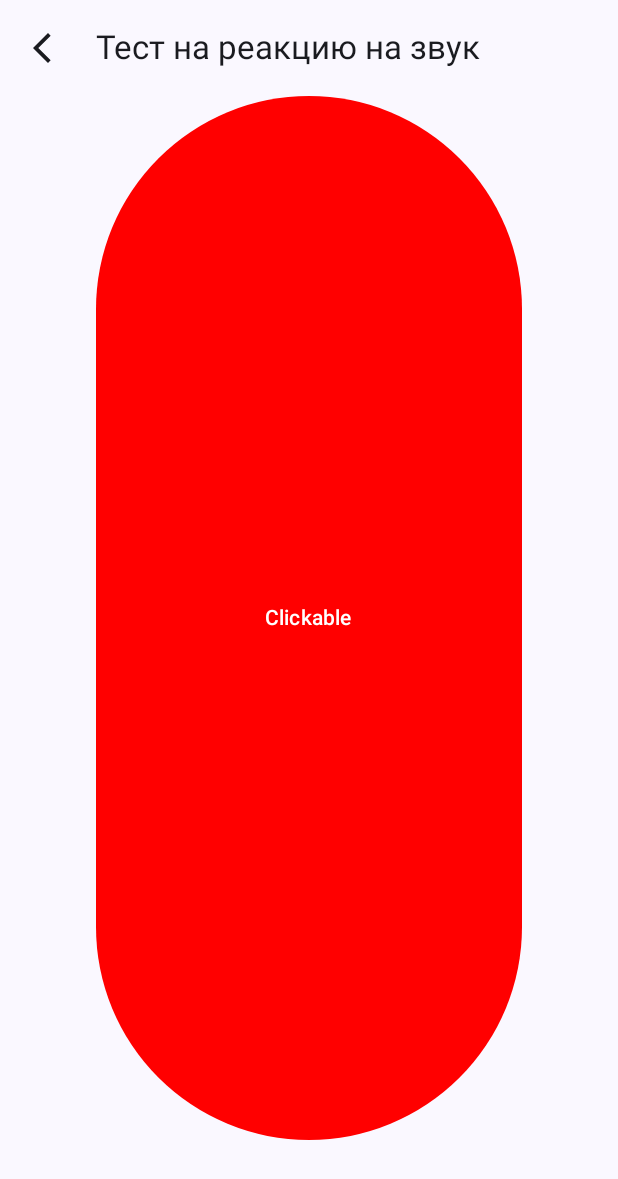
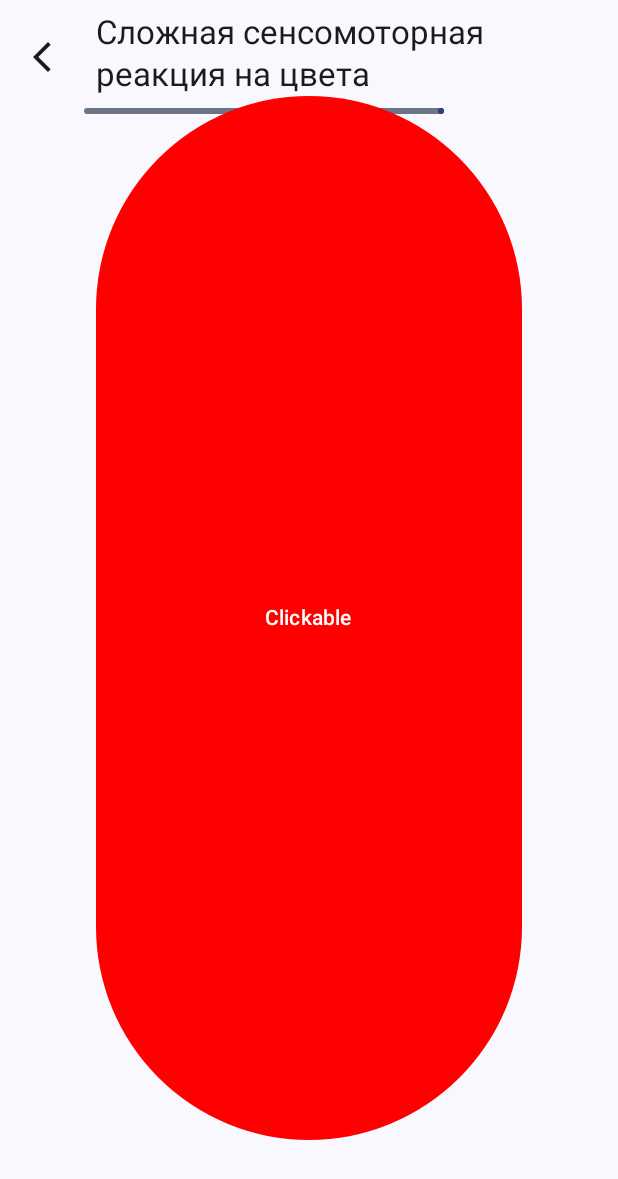
Before and after one commit to SlavaVlad/NeuroOPDV2, an Android app built with Jetpack Compose: the composable TestContainer shown on its own in the app's theme, after a tap on "Start test", on a phone screen of 412 x 824 dp. Shown: the top 1179 px of the screen. Run offline under Robolectric (Android 15) with nearby library versions, the phone set to English and light mode, and no system bars; libraries missing offline, so code that uses them is left out: retrofit2.converter.jackson; 2 statements that could not run were skipped.

Commit message:
transfer - новый тест, progress indicator

```diff
--- a/app/src/main/java/com/apu/neuroopdsmart/data/HumanTest.kt
+++ b/app/src/main/java/com/apu/neuroopdsmart/data/HumanTest.kt
@@ -7,8 +7,8 @@ import androidx.compose.foundation.layout.Column
 import androidx.compose.foundation.layout.Row
 import androidx.compose.foundation.layout.Spacer
 import androidx.compose.foundation.layout.fillMaxSize
+import androidx.compose.foundation.layout.height
 import androidx.compose.foundation.layout.padding
-import androidx.compose.foundation.layout.safeContentPadding
 import androidx.compose.foundation.layout.wrapContentHeight
 import androidx.compose.foundation.layout.wrapContentWidth
 import androidx.compose.foundation.shape.RoundedCornerShape
@@ -19,6 +19,7 @@ import androidx.compose.material3.ExperimentalMaterial3Api
 import androidx.compose.material3.FilledTonalButton
 import androidx.compose.material3.Icon
 import androidx.compose.material3.IconButton
+import androidx.compose.material3.LinearProgressIndicator
 import androidx.compose.material3.MaterialTheme
 import androidx.compose.material3.Surface
 import androidx.compose.material3.Text
@@ -40,7 +41,6 @@ import androidx.compose.ui.unit.dp
 import com.apu.neuroopdsmart.R
 import com.apu.neuroopdsmart.maketag
 import com.apu.neuroopdsmart.now
-import com.apu.neuroopdsmart.roundTo
 import com.apu.neuroopdsmart.toInt
 import java.time.Duration
 import kotlinx.coroutines.delay
@@ -138,8 +138,16 @@ open class HumanTest(
     @OptIn(ExperimentalMaterial3Api::class)
     @Composable
     fun TestContainer() {
+
+        var progressAttempts by remember { mutableStateOf(attempts) }
+
         TopAppBar(
-            title = { Text(text = name, modifier = Modifier.padding(8.dp)) },
+            title = {
+                Column {
+                    Text(text = name, modifier = Modifier.padding(8.dp))
+                    LinearProgressIndicator(progress = progressAttempts.value.toFloat() / maxAttempts)
+                }
+            },
             scrollBehavior = TopAppBarDefaults.pinnedScrollBehavior(),
             navigationIcon = {
                 IconButton(onClick = {
@@ -168,7 +176,8 @@ open class HumanTest(
     }
 
     @Composable
-    open fun TestBody() {}
+    open fun TestBody() {
+    }
 }
 
 class BasicLightTest : HumanTest(
@@ -259,3 +268,80 @@ class BasicSoundTest : HumanTest(
         )
     }
 }
+
+class IntermediateTest : HumanTest(
+    id = 101,
+    name = "Сложная сенсомоторная реакция на цвета",
+    desc = "Увидите цвет у риски, нажмите на соответствующую кнопку",
+    maxAttempts = 1,
+    _dbeforeStart = 2000,
+    _dTest = 10000
+) {
+    @Composable
+    override fun TestBody() {
+
+        var timeBegin by remember { mutableStateOf(-1L) }
+        var timeSinceBegin by remember { mutableStateOf(-1L) }
+        val player = MediaPlayer.create(LocalContext.current, R.raw.quack_signal)
+
+        LaunchedEffect("TestBeginning") {
+            delay(durationBeforeStart.toMillis())
+            player.start()
+            timeBegin = System.currentTimeMillis()
+            while (true) {
+                delay(10)
+                timeSinceBegin = now() - timeBegin
+            }
+        }
+        Box(Modifier.height(400.dp)) {
+
+        }
+        Row {
+            Button(
+                modifier = Modifier
+                    .fillMaxSize()
+                    .padding(64.dp),
+                colors = ButtonDefaults.buttonColors(containerColor = Color.Red),
+                onClick =
+                {
+                    onAttempt(timeBegin, timeSinceBegin, timeSinceBegin / timeBegin.toFloat())
+                },
+                content =
+                {
+                    Text("Clickable")
+                },
+                shape = RoundedCornerShape(50)
+            )
+            Button(
+                modifier = Modifier
+                    .fillMaxSize()
+                    .padding(64.dp),
+                colors = ButtonDefaults.buttonColors(containerColor = Color.Green),
+                onClick =
+                {
+                    onAttempt(timeBegin, timeSinceBegin, timeSinceBegin / timeBegin.toFloat())
+                },
+                content =
+                {
+                    Text("Clickable")
+                },
+                shape = RoundedCornerShape(50)
+            )
+            Button(
+                modifier = Modifier
+                    .fillMaxSize()
+                    .padding(64.dp),
+                colors = ButtonDefaults.buttonColors(containerColor = Color.Blue),
+                onClick =
+                {
+                    onAttempt(timeBegin, timeSinceBegin, timeSinceBegin / timeBegin.toFloat())
+                },
+                content =
+                {
+                    Text("Clickable")
+                },
+                shape = RoundedCornerShape(50)
+            )
+        }
+    }
+}
--- a/app/src/main/java/com/apu/neuroopdsmart/ui/screen/TestContainer.kt
+++ b/app/src/main/java/com/apu/neuroopdsmart/ui/screen/TestContainer.kt
@@ -23,6 +23,7 @@ import androidx.compose.ui.unit.dp
 import androidx.navigation.NavController
 import com.apu.neuroopdsmart.api.service.ApiService
 import com.apu.neuroopdsmart.data.BasicSoundTest
+import com.apu.neuroopdsmart.data.IntermediateTest
 import com.apu.neuroopdsmart.roundTo
 import com.apu.neuroopdsmart.ui.widgets.NeuroAppBar
 import kotlin.math.round
@@ -46,7 +47,7 @@ fun TestContainer(nav: NavController, api: ApiService, id: Int? = 101) {
     var showDialog by remember { mutableStateOf(false) }
 
 
-    BasicSoundTest().apply {
+    IntermediateTest().apply {
         onSuccess = { testResults ->
             Log.d(TAG, "TestContainer: ${testResults.values.toList()[0]}")
             isSuccess = true
@@ -62,11 +63,11 @@ fun TestContainer(nav: NavController, api: ApiService, id: Int? = 101) {
         }
     }.TestContainer()
 
-
     if (showDialog) {
         AlertDialog(
             onDismissRequest = {
                 showDialog = false
+                nav.popBackStack()
             }
         ) {
             Surface(
@@ -87,6 +88,7 @@ fun TestContainer(nav: NavController, api: ApiService, id: Int? = 101) {
                     Spacer(modifier = Modifier.padding(16.dp))
                     FilledTonalButton(onClick = {
                         showDialog = false
+                        nav.popBackStack()
                     }) {
                         Text("Ok")
                     }
```
Also changed, not shown: app/src/main/java/com/apu/neuroopdsmart/Extensions.kt (+4 -5 lines).
